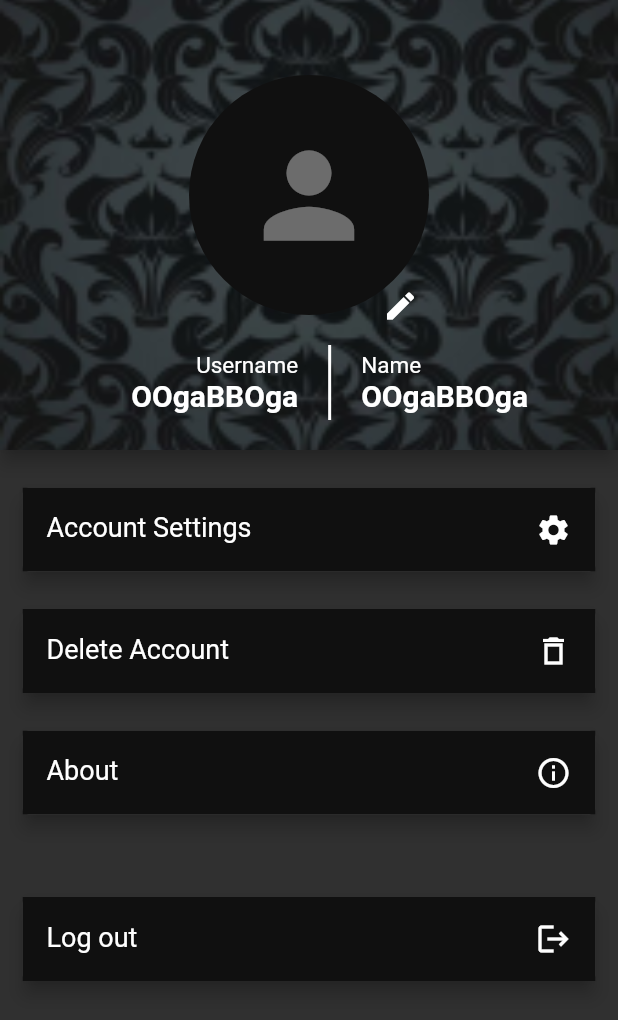
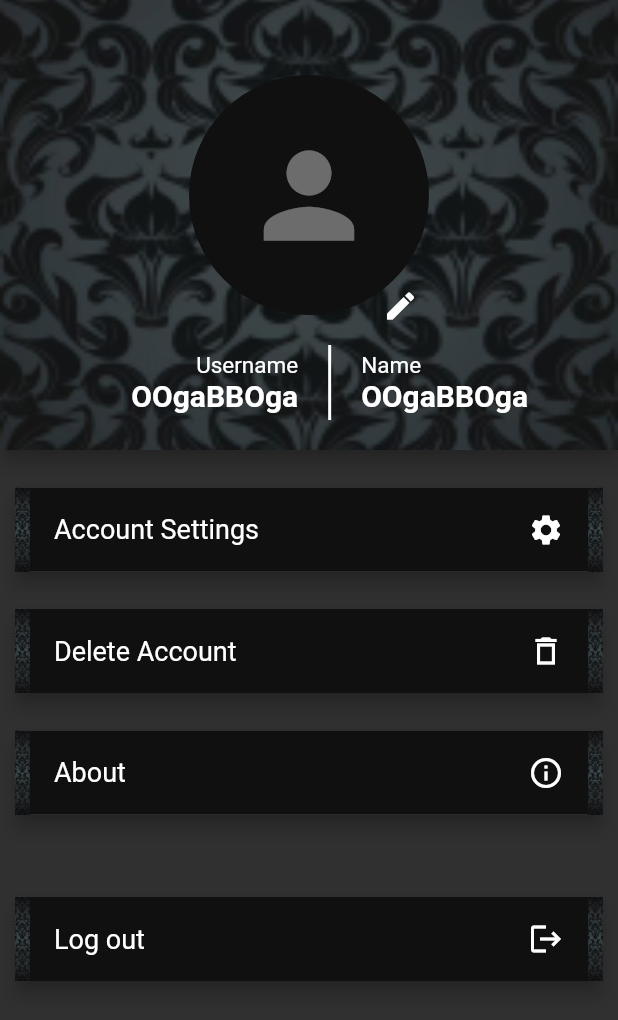
Before and after one commit to imranZMiko/Eten, a Flutter app: the AccountScreen screen opened by its route, on a phone screen of 412 x 824 dp. Shown: the top 1020 px of the screen. Run offline on Flutter 3.47's test engine with Material 2 defaults, Android fonts, the phone set to English and light mode, and no system bars; missing offline and left inert: day_night_switcher.

Commit message:
Added leading and trailing image in account screen tiles that changes with account theme

```diff
--- a/lib/screens/account_screen.dart
+++ b/lib/screens/account_screen.dart
@@ -146,6 +146,7 @@ class _AccountScreenState extends State<AccountScreen> {
             child: AccountOptions(
               title: 'Account Settings',
               icon: Icons.settings,
+              tileImage: imageData,
             ),
           ),
           GestureDetector(
@@ -153,6 +154,7 @@ class _AccountScreenState extends State<AccountScreen> {
             child: AccountOptions(
               title: 'Delete Account',
               icon: Icons.delete_outline_sharp,
+              tileImage: imageData,
             ),
           ),
           GestureDetector(
@@ -169,6 +171,7 @@ class _AccountScreenState extends State<AccountScreen> {
             child: AccountOptions(
               title: 'About',
               icon: Icons.info_outline,
+              tileImage: imageData,
             ),
           ),
           GestureDetector(
@@ -178,6 +181,7 @@ class _AccountScreenState extends State<AccountScreen> {
               child: AccountOptions(
                 title: 'Log out',
                 icon: Icons.logout,
+                tileImage: imageData,
               ),
             ),
           ),
--- a/lib/widgets/account_options.dart
+++ b/lib/widgets/account_options.dart
@@ -1,28 +1,76 @@
 import 'package:flutter/material.dart';
+import 'package:flutter/painting.dart';
+import 'package:flutter/rendering.dart';
 
 class AccountOptions extends StatelessWidget {
-  const AccountOptions({required this.title, required this.icon, Key? key})
+  const AccountOptions(
+      {required this.title,
+      required this.icon,
+      required this.tileImage,
+      Key? key})
       : super(key: key);
 
   final String title;
   final IconData icon;
+  final String tileImage;
 
   @override
   Widget build(BuildContext context) {
     return Card(
       margin: EdgeInsets.only(
         top: 25,
-        left: 15,
-        right: 15,
+        left: 10,
+        right: 10,
       ),
       elevation: 5,
       child: ListTile(
+        contentPadding: EdgeInsets.only(left: 0, right: 0),
         tileColor: Theme.of(context).backgroundColor,
-        leading: Text(
-          title,
-          style: TextStyle(fontSize: 18),
+        leading: Container(
+          width: 163,
+          height: 64,
+          child: Row(
+            children: [
+              Container(
+                width: 10,
+                height: 64,
+                child: Image.asset(
+                  tileImage,
+                  fit: BoxFit.cover,
+                ),
+              ),
+              Container(
+                width: 16,
+                height: 64,
+              ),
+              Text(
+                title,
+                style: TextStyle(fontSize: 18),
+              ),
+            ],
+          ),
         ),
-        trailing: Icon(icon),
+        trailing: Container(
+          width: 50,
+          height: 64,
+          child: Row(
+            children: [
+              Icon(icon),
+              Container(
+                width: 16,
+                height: 64,
+              ),
+              Container(
+                width: 10,
+                height: 64,
+                child: Image.asset(
+                  tileImage,
+                  fit: BoxFit.cover,
+                ),
+              ),
+            ],
+          ),
+        ),
       ),
     );
   }
```
